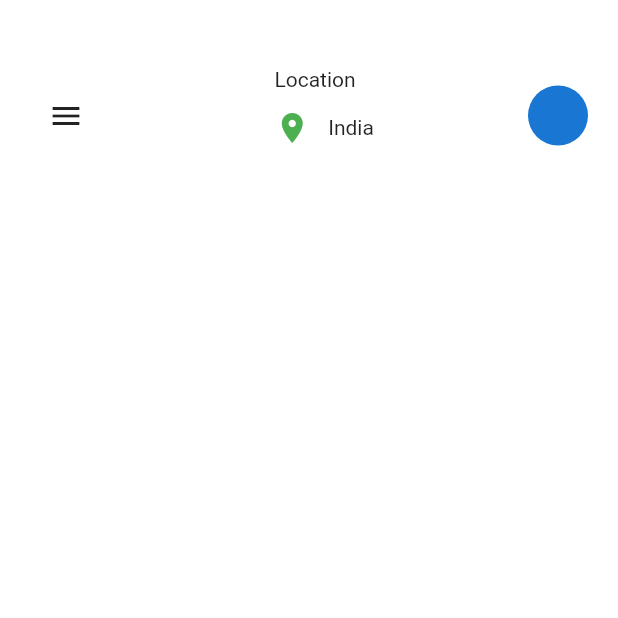
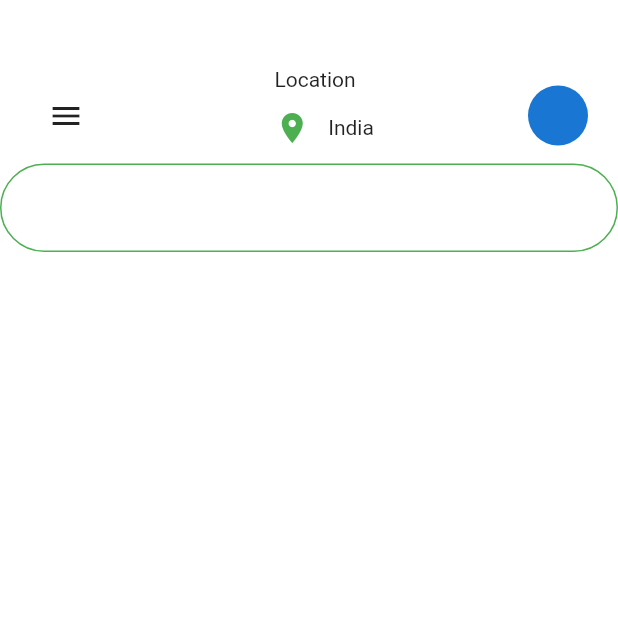
Before and after one commit to Sheshank-Srivastava/Flutter_UI_Learning, a Flutter app: the screen it shows after launch, on a phone screen of 412 x 824 dp, the top half of it. Run offline on Flutter 3.47's test engine with Material 2 defaults, Android fonts, the phone set to English and light mode, and no system bars.

Commit message:
pet ui in progress

```diff
--- a/lib/pet_app/home_screen.dart
+++ b/lib/pet_app/home_screen.dart
@@ -23,13 +23,14 @@ class _HomeScreenState extends State<HomeScreen> {
       child: Column(
         children: [
           SizedBox(height: 45),
+          ///Customized AppBar
           Container(
             margin: EdgeInsets.symmetric(horizontal: 20),
             child: Row(
               mainAxisAlignment: MainAxisAlignment.spaceBetween,
               children: [
                 IconButton(
-                  icon: Icon(Icons.menu),
+                  icon: Icon(isdrawer ? Icons.arrow_back : Icons.menu),
                   onPressed: () {
                     setState(() {
                       xoffset = isdrawer ? 0 : 230;
@@ -60,6 +61,16 @@ class _HomeScreenState extends State<HomeScreen> {
                 CircleAvatar(),
               ],
             ),
+          ),
+          Container(
+            child: TextField(
+              decoration: InputDecoration(
+                enabledBorder: OutlineInputBorder(
+                  borderSide: BorderSide(color: Colors.green),
+                  borderRadius: BorderRadius.circular(30),
+                ),
+              ),
+            ),
           )
         ],
       ),
```
